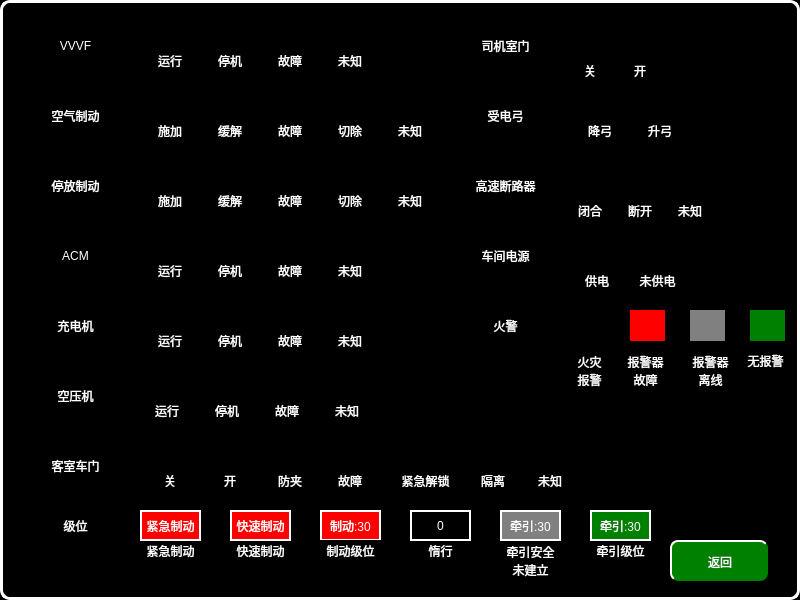
The window that vehiclehelppage.ui (mayue-crrc/ShenyangMetro9DB) describes before a commit, drawn with Qt 5.
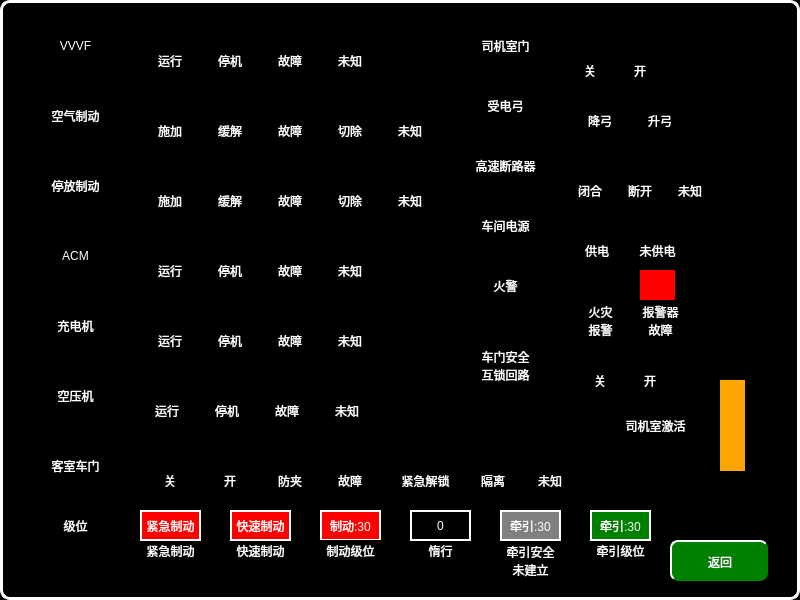
The same window after the commit. Icons and pictures are not drawn.

Patch:
```diff
--- a/vehiclehelppage.ui
+++ b/vehiclehelppage.ui
@@ -184,7 +184,7 @@
    <property name="geometry">
     <rect>
      <x>450</x>
-     <y>100</y>
+     <y>90</y>
      <width>111</width>
      <height>31</height>
     </rect>
@@ -200,7 +200,7 @@
    <property name="geometry">
     <rect>
      <x>450</x>
-     <y>310</y>
+     <y>270</y>
      <width>111</width>
      <height>31</height>
     </rect>
@@ -216,7 +216,7 @@
    <property name="geometry">
     <rect>
      <x>450</x>
-     <y>240</y>
+     <y>210</y>
      <width>111</width>
      <height>31</height>
     </rect>
@@ -232,7 +232,7 @@
    <property name="geometry">
     <rect>
      <x>450</x>
-     <y>170</y>
+     <y>150</y>
      <width>111</width>
      <height>31</height>
     </rect>
@@ -1613,7 +1613,7 @@
    <property name="geometry">
     <rect>
      <x>580</x>
-     <y>90</y>
+     <y>80</y>
      <width>40</width>
      <height>25</height>
     </rect>
@@ -1632,7 +1632,7 @@
    <property name="geometry">
     <rect>
      <x>640</x>
-     <y>90</y>
+     <y>80</y>
      <width>40</width>
      <height>25</height>
     </rect>
@@ -1651,7 +1651,7 @@
    <property name="geometry">
     <rect>
      <x>640</x>
-     <y>120</y>
+     <y>110</y>
      <width>40</width>
      <height>21</height>
     </rect>
@@ -1671,7 +1671,7 @@
    <property name="geometry">
     <rect>
      <x>580</x>
-     <y>120</y>
+     <y>110</y>
      <width>40</width>
      <height>21</height>
     </rect>
@@ -1691,7 +1691,7 @@
    <property name="geometry">
     <rect>
      <x>620</x>
-     <y>200</y>
+     <y>180</y>
      <width>40</width>
      <height>21</height>
     </rect>
@@ -1711,7 +1711,7 @@
    <property name="geometry">
     <rect>
      <x>630</x>
-     <y>170</y>
+     <y>150</y>
      <width>25</width>
      <height>31</height>
     </rect>
@@ -1730,7 +1730,7 @@
    <property name="geometry">
     <rect>
      <x>570</x>
-     <y>200</y>
+     <y>180</y>
      <width>40</width>
      <height>21</height>
     </rect>
@@ -1750,7 +1750,7 @@
    <property name="geometry">
     <rect>
      <x>580</x>
-     <y>170</y>
+     <y>150</y>
      <width>25</width>
      <height>31</height>
     </rect>
@@ -1769,7 +1769,7 @@
    <property name="geometry">
     <rect>
      <x>670</x>
-     <y>200</y>
+     <y>180</y>
      <width>40</width>
      <height>21</height>
     </rect>
@@ -1789,7 +1789,7 @@
    <property name="geometry">
     <rect>
      <x>680</x>
-     <y>170</y>
+     <y>150</y>
      <width>25</width>
      <height>31</height>
     </rect>
@@ -1808,7 +1808,7 @@
    <property name="geometry">
     <rect>
      <x>640</x>
-     <y>240</y>
+     <y>210</y>
      <width>35</width>
      <height>31</height>
     </rect>
@@ -1827,7 +1827,7 @@
    <property name="geometry">
     <rect>
      <x>580</x>
-     <y>240</y>
+     <y>210</y>
      <width>35</width>
      <height>31</height>
     </rect>
@@ -1846,7 +1846,7 @@
    <property name="geometry">
     <rect>
      <x>577</x>
-     <y>270</y>
+     <y>240</y>
      <width>40</width>
      <height>21</height>
     </rect>
@@ -1866,7 +1866,7 @@
    <property name="geometry">
     <rect>
      <x>627</x>
-     <y>270</y>
+     <y>240</y>
      <width>61</width>
      <height>21</height>
     </rect>
@@ -1885,8 +1885,8 @@
   <widget class="QLabel" name="label_97">
    <property name="geometry">
     <rect>
-     <x>570</x>
-     <y>310</y>
+     <x>580</x>
+     <y>270</y>
      <width>35</width>
      <height>31</height>
     </rect>
@@ -2194,8 +2194,8 @@
   <widget class="QLabel" name="label_100">
    <property name="geometry">
     <rect>
-     <x>569</x>
-     <y>350</y>
+     <x>580</x>
+     <y>300</y>
      <width>41</width>
      <height>41</height>
     </rect>
@@ -2215,8 +2215,8 @@
   <widget class="QLabel" name="label_113">
    <property name="geometry">
     <rect>
-     <x>630</x>
-     <y>310</y>
+     <x>640</x>
+     <y>270</y>
      <width>35</width>
      <height>31</height>
     </rect>
@@ -2234,8 +2234,8 @@
   <widget class="QLabel" name="label_114">
    <property name="geometry">
     <rect>
-     <x>615</x>
-     <y>350</y>
+     <x>630</x>
+     <y>300</y>
      <width>61</width>
      <height>41</height>
     </rect>
@@ -2255,17 +2255,15 @@
   <widget class="QLabel" name="label_115">
    <property name="geometry">
     <rect>
-     <x>690</x>
-     <y>310</y>
-     <width>35</width>
-     <height>31</height>
+     <x>450</x>
+     <y>340</y>
+     <width>111</width>
+     <height>51</height>
     </rect>
    </property>
-   <property name="styleSheet">
-    <string notr="true">background-color:gray;</string>
-   </property>
    <property name="text">
-    <string/>
+    <string>车门安全
+互锁回路</string>
    </property>
    <property name="alignment">
     <set>Qt::AlignCenter</set>
@@ -2274,10 +2272,10 @@
   <widget class="QLabel" name="label_116">
    <property name="geometry">
     <rect>
-     <x>680</x>
-     <y>350</y>
-     <width>61</width>
-     <height>41</height>
+     <x>630</x>
+     <y>370</y>
+     <width>40</width>
+     <height>21</height>
     </rect>
    </property>
    <property name="styleSheet">
@@ -2285,8 +2283,7 @@
 </string>
    </property>
    <property name="text">
-    <string>报警器
-离线</string>
+    <string>开</string>
    </property>
    <property name="alignment">
     <set>Qt::AlignCenter</set>
@@ -2295,14 +2292,14 @@
   <widget class="QLabel" name="label_117">
    <property name="geometry">
     <rect>
-     <x>750</x>
-     <y>310</y>
-     <width>35</width>
-     <height>31</height>
+     <x>584</x>
+     <y>351</y>
+     <width>41</width>
+     <height>10</height>
     </rect>
    </property>
    <property name="styleSheet">
-    <string notr="true">background-color:green</string>
+    <string notr="true">border-image: url(:/images/images/DOORClose.bmp);</string>
    </property>
    <property name="text">
     <string/>
@@ -2314,9 +2311,9 @@
   <widget class="QLabel" name="label_118">
    <property name="geometry">
     <rect>
-     <x>740</x>
-     <y>350</y>
-     <width>51</width>
+     <x>580</x>
+     <y>370</y>
+     <width>40</width>
      <height>21</height>
     </rect>
    </property>
@@ -2325,7 +2322,61 @@
 </string>
    </property>
    <property name="text">
-    <string>无报警</string>
+    <string>关</string>
+   </property>
+   <property name="alignment">
+    <set>Qt::AlignCenter</set>
+   </property>
+  </widget>
+  <widget class="QLabel" name="label_119">
+   <property name="geometry">
+    <rect>
+     <x>640</x>
+     <y>351</y>
+     <width>41</width>
+     <height>10</height>
+    </rect>
+   </property>
+   <property name="styleSheet">
+    <string notr="true">border-image: url(:/images/images/DOORopen.bmp);</string>
+   </property>
+   <property name="text">
+    <string/>
+   </property>
+   <property name="alignment">
+    <set>Qt::AlignCenter</set>
+   </property>
+  </widget>
+  <widget class="QLabel" name="label_120">
+   <property name="geometry">
+    <rect>
+     <x>600</x>
+     <y>410</y>
+     <width>111</width>
+     <height>31</height>
+    </rect>
+   </property>
+   <property name="text">
+    <string>司机室激活</string>
+   </property>
+   <property name="alignment">
+    <set>Qt::AlignCenter</set>
+   </property>
+  </widget>
+  <widget class="QLabel" name="label_121">
+   <property name="geometry">
+    <rect>
+     <x>720</x>
+     <y>380</y>
+     <width>25</width>
+     <height>91</height>
+    </rect>
+   </property>
+   <property name="styleSheet">
+    <string notr="true">background-color:orange;</string>
+   </property>
+   <property name="text">
+    <string/>
    </property>
    <property name="alignment">
     <set>Qt::AlignCenter</set>
@@ -2450,6 +2501,9 @@
   <zorder>label_116</zorder>
   <zorder>label_117</zorder>
   <zorder>label_118</zorder>
+  <zorder>label_119</zorder>
+  <zorder>label_120</zorder>
+  <zorder>label_121</zorder>
  </widget>
  <resources/>
  <connections/>
```
